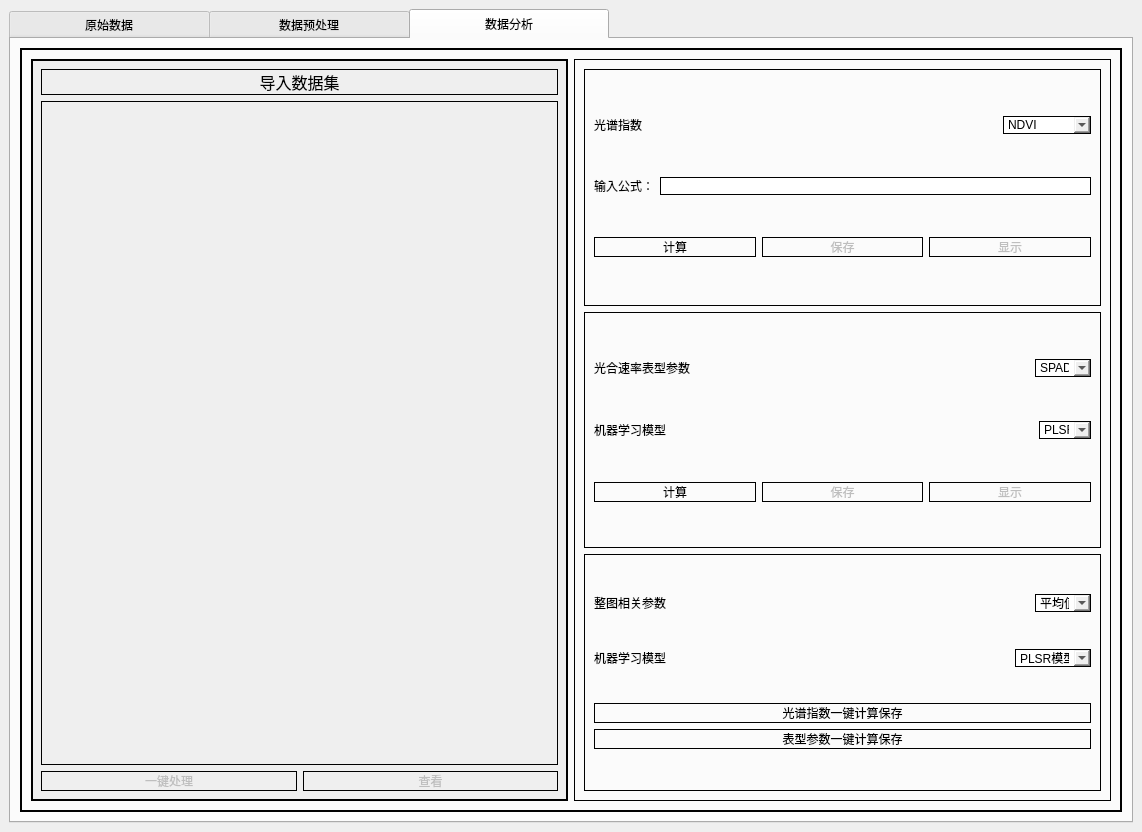
Above: MainWindow.ui from InfiniteTree/HSI-Data-Processing before the change. Below: the same form after it.
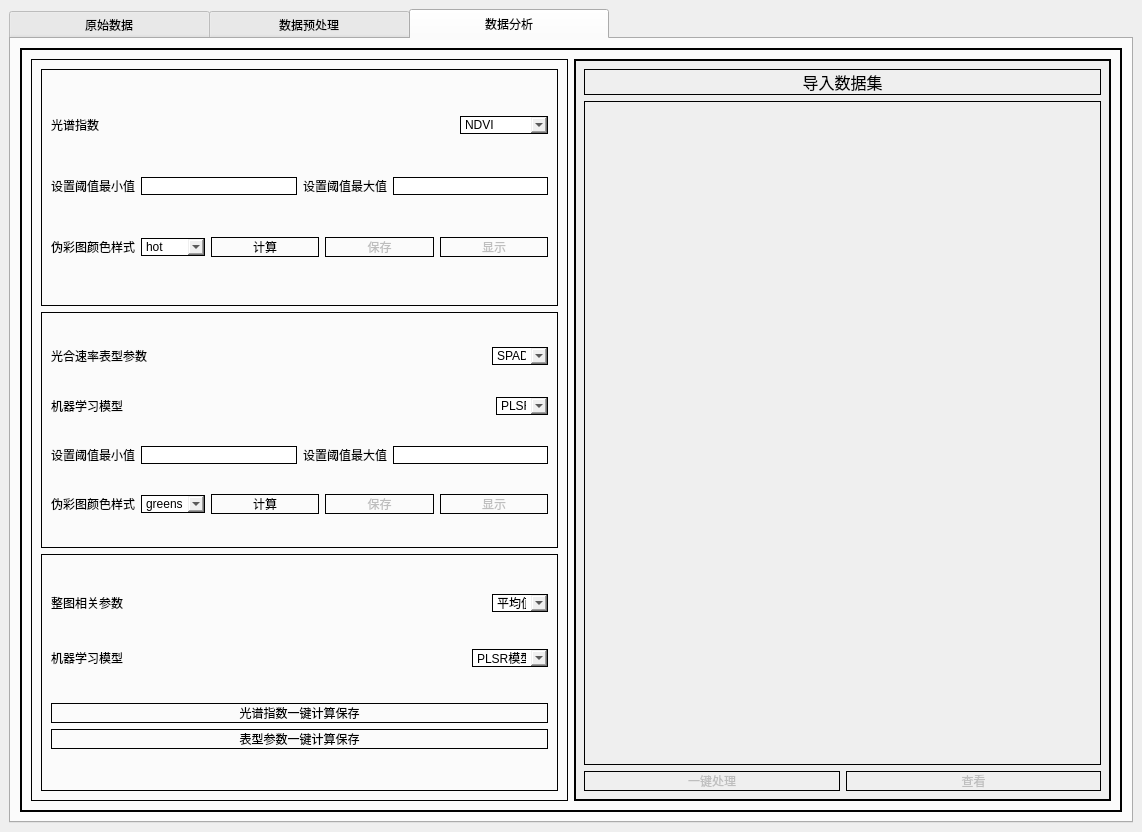
That is the form after the change. The open tabs and pages were chosen to show the change. Icons and pictures are not drawn.

Patch:
```diff
--- a/MainWindow.ui
+++ b/MainWindow.ui
@@ -1203,100 +1203,7 @@
           <property name="frameShadow">
            <enum>QFrame::Raised</enum>
           </property>
-          <layout class="QHBoxLayout" name="horizontalLayout_33">
-           <item>
-            <widget class="QScrollArea" name="RawFilesScrollArea">
-             <property name="styleSheet">
-              <string notr="true">border: 1px solid black;</string>
-             </property>
-             <property name="widgetResizable">
-              <bool>true</bool>
-             </property>
-             <widget class="QWidget" name="scrollAreaWidgetContents_2">
-              <property name="geometry">
-               <rect>
-                <x>0</x>
-                <y>0</y>
-                <width>528</width>
-                <height>725</height>
-               </rect>
-              </property>
-              <layout class="QVBoxLayout" name="verticalLayout_19">
-               <item>
-                <widget class="QPushButton" name="impRawsBtn">
-                 <property name="font">
-                  <font>
-                   <family>Agency FB</family>
-                   <pointsize>12</pointsize>
-                   <weight>50</weight>
-                   <italic>false</italic>
-                   <bold>false</bold>
-                  </font>
-                 </property>
-                 <property name="cursor">
-                  <cursorShape>PointingHandCursor</cursorShape>
-                 </property>
-                 <property name="statusTip">
-                  <string/>
-                 </property>
-                 <property name="text">
-                  <string>导入数据集</string>
-                 </property>
-                </widget>
-               </item>
-               <item>
-                <widget class="QWidget" name="rawFilesWidget" native="true">
-                 <property name="sizePolicy">
-                  <sizepolicy hsizetype="Expanding" vsizetype="Expanding">
-                   <horstretch>100</horstretch>
-                   <verstretch>90</verstretch>
-                  </sizepolicy>
-                 </property>
-                 <property name="focusPolicy">
-                  <enum>Qt::NoFocus</enum>
-                 </property>
-                 <property name="styleSheet">
-                  <string notr="true">background-color: None;</string>
-                 </property>
-                </widget>
-               </item>
-               <item>
-                <layout class="QHBoxLayout" name="horizontalLayout_43">
-                 <item>
-                  <widget class="QPushButton" name="multiGeneBtn">
-                   <property name="enabled">
-                    <bool>false</bool>
-                   </property>
-                   <property name="cursor">
-                    <cursorShape>PointingHandCursor</cursorShape>
-                   </property>
-                   <property name="text">
-                    <string>一键处理</string>
-                   </property>
-                  </widget>
-                 </item>
-                 <item>
-                  <widget class="QPushButton" name="multiViewBtn">
-                   <property name="enabled">
-                    <bool>false</bool>
-                   </property>
-                   <property name="cursor">
-                    <cursorShape>PointingHandCursor</cursorShape>
-                   </property>
-                   <property name="statusTip">
-                    <string extracomment="click"/>
-                   </property>
-                   <property name="text">
-                    <string>查看</string>
-                   </property>
-                  </widget>
-                 </item>
-                </layout>
-               </item>
-              </layout>
-             </widget>
-            </widget>
-           </item>
+          <layout class="QHBoxLayout" name="horizontalLayout_45">
            <item>
             <widget class="QFrame" name="frame_14">
              <property name="autoFillBackground">
@@ -1431,24 +1338,137 @@
                   </layout>
                  </item>
                  <item>
-                  <layout class="QHBoxLayout" name="horizontalLayout_7">
+                  <layout class="QHBoxLayout" name="horizontalLayout_49">
                    <item>
-                    <widget class="QLabel" name="label_9">
-                     <property name="styleSheet">
-                      <string notr="true">Border:None;</string>
-                     </property>
-                     <property name="text">
-                      <string>输入公式：</string>
-                     </property>
-                    </widget>
+                    <layout class="QHBoxLayout" name="horizontalLayout_50">
+                     <item>
+                      <widget class="QLabel" name="label_25">
+                       <property name="styleSheet">
+                        <string notr="true">Border:None;</string>
+                       </property>
+                       <property name="text">
+                        <string>设置阈值最小值</string>
+                       </property>
+                      </widget>
+                     </item>
+                     <item>
+                      <widget class="QLineEdit" name="HspMinInput"/>
+                     </item>
+                    </layout>
                    </item>
                    <item>
-                    <widget class="QLineEdit" name="HSFmlInput"/>
+                    <layout class="QHBoxLayout" name="horizontalLayout_51">
+                     <item>
+                      <widget class="QLabel" name="label_26">
+                       <property name="styleSheet">
+                        <string notr="true">Border:None;</string>
+                       </property>
+                       <property name="text">
+                        <string>设置阈值最大值</string>
+                       </property>
+                      </widget>
+                     </item>
+                     <item>
+                      <widget class="QLineEdit" name="HspMaxInput"/>
+                     </item>
+                    </layout>
                    </item>
                   </layout>
                  </item>
                  <item>
                   <layout class="QHBoxLayout" name="horizontalLayout_31">
+                   <item>
+                    <layout class="QHBoxLayout" name="horizontalLayout_47">
+                     <item>
+                      <widget class="QLabel" name="label_23">
+                       <property name="statusTip">
+                        <string notr="true"/>
+                       </property>
+                       <property name="styleSheet">
+                        <string notr="true">Border:None;</string>
+                       </property>
+                       <property name="text">
+                        <string>伪彩图颜色样式</string>
+                       </property>
+                      </widget>
+                     </item>
+                     <item>
+                      <widget class="QComboBox" name="hsColorMapDb">
+                       <property name="iconSize">
+                        <size>
+                         <width>20</width>
+                         <height>20</height>
+                        </size>
+                       </property>
+                       <item>
+                        <property name="text">
+                         <string>hot</string>
+                        </property>
+                       </item>
+                       <item>
+                        <property name="text">
+                         <string>viridis</string>
+                        </property>
+                       </item>
+                       <item>
+                        <property name="text">
+                         <string>gray</string>
+                        </property>
+                       </item>
+                       <item>
+                        <property name="text">
+                         <string>spring</string>
+                        </property>
+                       </item>
+                       <item>
+                        <property name="text">
+                         <string>summer</string>
+                        </property>
+                       </item>
+                       <item>
+                        <property name="text">
+                         <string>magma</string>
+                        </property>
+                       </item>
+                       <item>
+                        <property name="text">
+                         <string>jet</string>
+                        </property>
+                       </item>
+                       <item>
+                        <property name="text">
+                         <string>plasma</string>
+                        </property>
+                       </item>
+                       <item>
+                        <property name="text">
+                         <string>prism</string>
+                        </property>
+                       </item>
+                       <item>
+                        <property name="text">
+                         <string>pink</string>
+                        </property>
+                       </item>
+                       <item>
+                        <property name="text">
+                         <string>copper</string>
+                        </property>
+                       </item>
+                       <item>
+                        <property name="text">
+                         <string/>
+                        </property>
+                       </item>
+                       <item>
+                        <property name="text">
+                         <string/>
+                        </property>
+                       </item>
+                      </widget>
+                     </item>
+                    </layout>
+                   </item>
                    <item>
                     <widget class="QPushButton" name="hsParaGeneBtn">
                      <property name="cursor">
@@ -1624,8 +1644,137 @@
                    </item>
                   </layout>
                  </item>
+                 <item>
+                  <layout class="QHBoxLayout" name="horizontalLayout_34">
+                   <item>
+                    <layout class="QHBoxLayout" name="horizontalLayout_7">
+                     <item>
+                      <layout class="QHBoxLayout" name="horizontalLayout_41">
+                       <item>
+                        <widget class="QLabel" name="label_9">
+                         <property name="styleSheet">
+                          <string notr="true">Border:None;</string>
+                         </property>
+                         <property name="text">
+                          <string>设置阈值最小值</string>
+                         </property>
+                        </widget>
+                       </item>
+                       <item>
+                        <widget class="QLineEdit" name="ptMinInput"/>
+                       </item>
+                      </layout>
+                     </item>
+                     <item>
+                      <layout class="QHBoxLayout" name="horizontalLayout_33">
+                       <item>
+                        <widget class="QLabel" name="label_20">
+                         <property name="styleSheet">
+                          <string notr="true">Border:None;</string>
+                         </property>
+                         <property name="text">
+                          <string>设置阈值最大值</string>
+                         </property>
+                        </widget>
+                       </item>
+                       <item>
+                        <widget class="QLineEdit" name="ptMaxInput"/>
+                       </item>
+                      </layout>
+                     </item>
+                    </layout>
+                   </item>
+                  </layout>
+                 </item>
                  <item>
                   <layout class="QHBoxLayout" name="horizontalLayout_37">
+                   <item>
+                    <layout class="QHBoxLayout" name="horizontalLayout_42">
+                     <item>
+                      <widget class="QLabel" name="label_21">
+                       <property name="statusTip">
+                        <string notr="true"/>
+                       </property>
+                       <property name="styleSheet">
+                        <string notr="true">Border:None;</string>
+                       </property>
+                       <property name="text">
+                        <string>伪彩图颜色样式</string>
+                       </property>
+                      </widget>
+                     </item>
+                     <item>
+                      <widget class="QComboBox" name="ptColorMapDb">
+                       <property name="iconSize">
+                        <size>
+                         <width>20</width>
+                         <height>20</height>
+                        </size>
+                       </property>
+                       <item>
+                        <property name="text">
+                         <string>greens</string>
+                        </property>
+                       </item>
+                       <item>
+                        <property name="text">
+                         <string>viridis</string>
+                        </property>
+                       </item>
+                       <item>
+                        <property name="text">
+                         <string>YIGn</string>
+                        </property>
+                       </item>
+                       <item>
+                        <property name="text">
+                         <string>BuGn</string>
+                        </property>
+                       </item>
+                       <item>
+                        <property name="text">
+                         <string>OrGn</string>
+                        </property>
+                       </item>
+                       <item>
+                        <property name="text">
+                         <string>gray</string>
+                        </property>
+                       </item>
+                       <item>
+                        <property name="text">
+                         <string>Reds</string>
+                        </property>
+                       </item>
+                       <item>
+                        <property name="text">
+                         <string>summer</string>
+                        </property>
+                       </item>
+                       <item>
+                        <property name="text">
+                         <string>autumn</string>
+                        </property>
+                       </item>
+                       <item>
+                        <property name="text">
+                         <string>hot</string>
+                        </property>
+                       </item>
+                       <item>
+                        <property name="text">
+                         <string/>
+                        </property>
+                       </item>
+                       <item>
+                        <property name="text">
+                         <string/>
+                        </property>
+                       </item>
+                      </widget>
+                     </item>
+                    </layout>
+                   </item>
                    <item>
                     <widget class="QPushButton" name="ptsthsGeneBtn">
                      <property name="cursor">
@@ -1816,6 +1965,99 @@
              </layout>
             </widget>
            </item>
+           <item>
+            <widget class="QScrollArea" name="RawFilesScrollArea">
+             <property name="styleSheet">
+              <string notr="true">border: 1px solid black;</string>
+             </property>
+             <property name="widgetResizable">
+              <bool>true</bool>
+             </property>
+             <widget class="QWidget" name="scrollAreaWidgetContents_2">
+              <property name="geometry">
+               <rect>
+                <x>0</x>
+                <y>0</y>
+                <width>484</width>
+                <height>725</height>
+               </rect>
+              </property>
+              <layout class="QVBoxLayout" name="verticalLayout_19">
+               <item>
+                <widget class="QPushButton" name="impRawsBtn">
+                 <property name="font">
+                  <font>
+                   <family>Agency FB</family>
+                   <pointsize>12</pointsize>
+                   <weight>50</weight>
+                   <italic>false</italic>
+                   <bold>false</bold>
+                  </font>
+                 </property>
+                 <property name="cursor">
+                  <cursorShape>PointingHandCursor</cursorShape>
+                 </property>
+                 <property name="statusTip">
+                  <string/>
+                 </property>
+                 <property name="text">
+                  <string>导入数据集</string>
+                 </property>
+                </widget>
+               </item>
+               <item>
+                <widget class="QWidget" name="rawFilesWidget" native="true">
+                 <property name="sizePolicy">
+                  <sizepolicy hsizetype="Expanding" vsizetype="Expanding">
+                   <horstretch>100</horstretch>
+                   <verstretch>90</verstretch>
+                  </sizepolicy>
+                 </property>
+                 <property name="focusPolicy">
+                  <enum>Qt::NoFocus</enum>
+                 </property>
+                 <property name="styleSheet">
+                  <string notr="true">background-color: None;</string>
+                 </property>
+                </widget>
+               </item>
+               <item>
+                <layout class="QHBoxLayout" name="horizontalLayout_43">
+                 <item>
+                  <widget class="QPushButton" name="multiGeneBtn">
+                   <property name="enabled">
+                    <bool>false</bool>
+                   </property>
+                   <property name="cursor">
+                    <cursorShape>PointingHandCursor</cursorShape>
+                   </property>
+                   <property name="text">
+                    <string>一键处理</string>
+                   </property>
+                  </widget>
+                 </item>
+                 <item>
+                  <widget class="QPushButton" name="multiViewBtn">
+                   <property name="enabled">
+                    <bool>false</bool>
+                   </property>
+                   <property name="cursor">
+                    <cursorShape>PointingHandCursor</cursorShape>
+                   </property>
+                   <property name="statusTip">
+                    <string extracomment="click"/>
+                   </property>
+                   <property name="text">
+                    <string>查看</string>
+                   </property>
+                  </widget>
+                 </item>
+                </layout>
+               </item>
+              </layout>
+             </widget>
+            </widget>
+           </item>
           </layout>
          </widget>
         </item>
```
Left out of the diff: 82 changed lines with no effect on the pictures.
